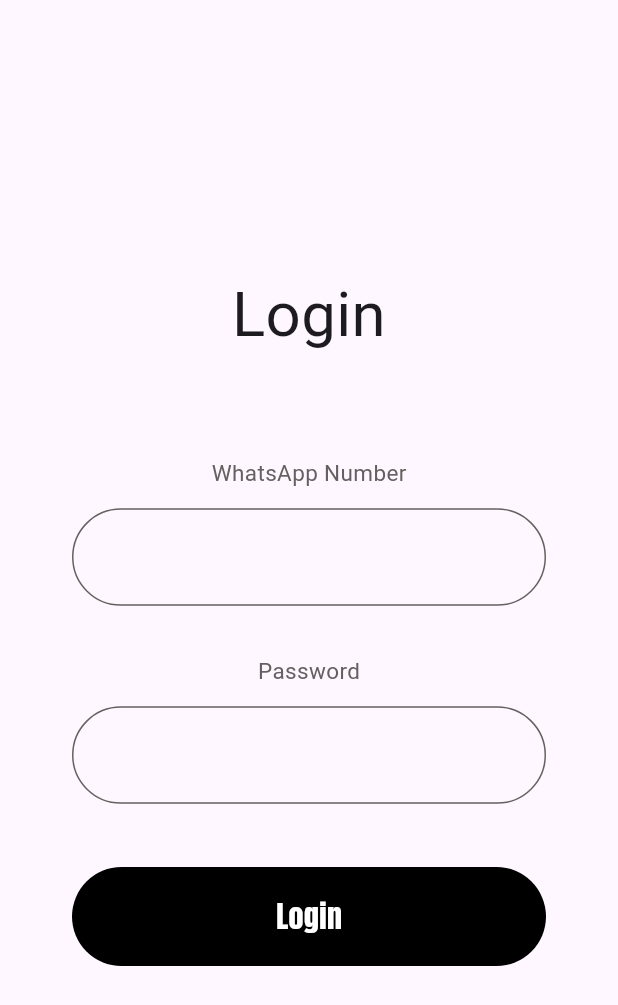
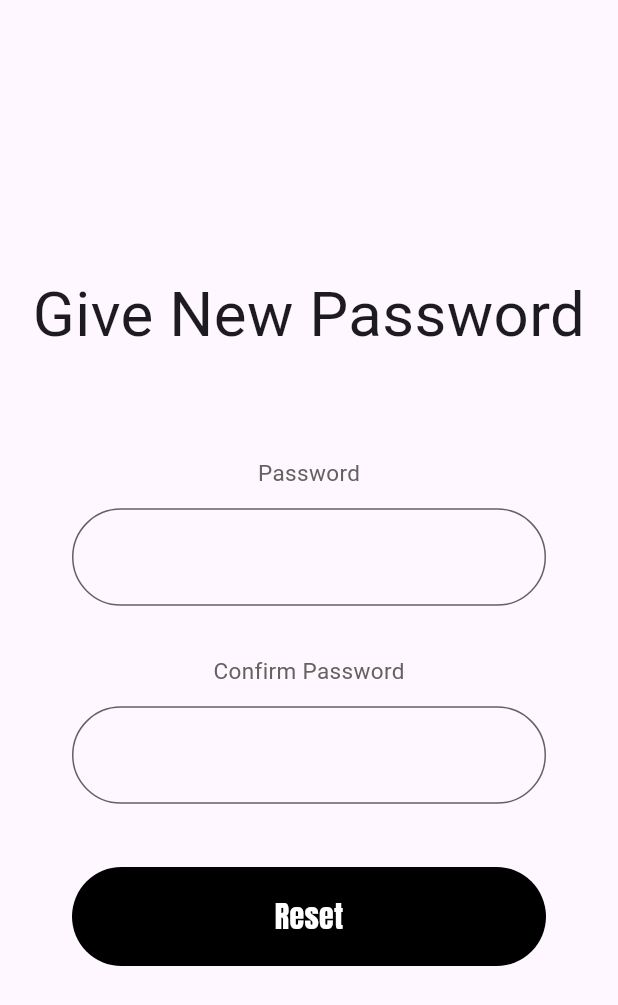
Before and after one commit to PraveenAththanayake/Aristo, a Flutter app: the GiveNewPasswordScreen screen opened directly, on a phone screen of 412 x 824 dp. Shown: the top 1005 px of the screen. Run offline on Flutter 3.47's test engine with Material 3 defaults, Android fonts, the phone set to English and light mode, and no system bars; our stand-ins replace google_fonts.

Commit message:
fix: Fixed the title and label error in New password screen

```diff
--- a/lib/main.dart
+++ b/lib/main.dart
@@ -1,6 +1,8 @@
 import 'package:aristo/screens/CreateAccountScreen.dart';
+import 'package:aristo/screens/Forgot_Password/GiveNewPassword.dart';
 import 'package:aristo/screens/LoginScreen.dart';
 import 'package:aristo/screens/SplashScreen.dart';
+import 'package:aristo/screens/TeacherProfileCreateScreen.dart';
 import 'package:aristo/screens/VerifyNowScreen.dart';
 import 'package:flutter/material.dart';
 import 'package:google_fonts/google_fonts.dart';
@@ -20,7 +22,7 @@
       theme: ThemeData(
         textTheme: GoogleFonts.anticDidoneTextTheme(),
       ),
-      home: const LoginScreen(),
+      home: const GiveNewPasswordScreen(),
     );
   }
 }
--- a/lib/screens/Forgot_Password/GiveNewPassword.dart
+++ b/lib/screens/Forgot_Password/GiveNewPassword.dart
@@ -24,23 +24,23 @@
               children: [
                 if (MediaQuery.of(context).viewInsets.bottom > 0)
                   const SizedBox(height: 20),
-                const ScreenHeaderText('Login'),
+                const ScreenHeaderText('Give New Password'),
                 SizedBox(height: screenHeight * 0.08),
                 const Form(
                   child: Column(
                     children: [
-                      TextFieldLabel('WhatsApp Number'),
+                      TextFieldLabel('Password'),
                       SizedBox(height: 13),
                       CustomInputField(keyboardType: TextInputType.phone),
                       SizedBox(height: 32),
-                      TextFieldLabel('Password'),
+                      TextFieldLabel('Confirm Password'),
                       SizedBox(height: 13),
                       CustomInputField(keyboardType: TextInputType.text),
                     ],
                   ),
                 ),
                 SizedBox(height: screenHeight * 0.05),
-                const CustomButton('Login'),
+                const CustomButton('Reset'),
               ],
             ),
           ),
```
